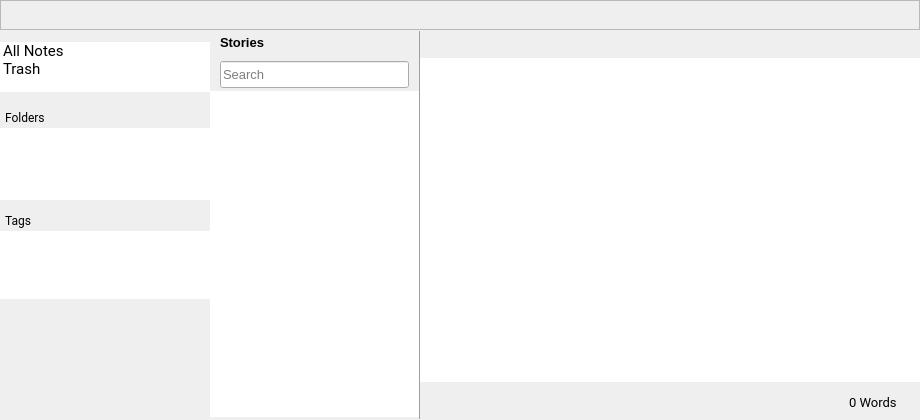
theshadowx/notes, file src/mainwindow.ui: the form before one commit.
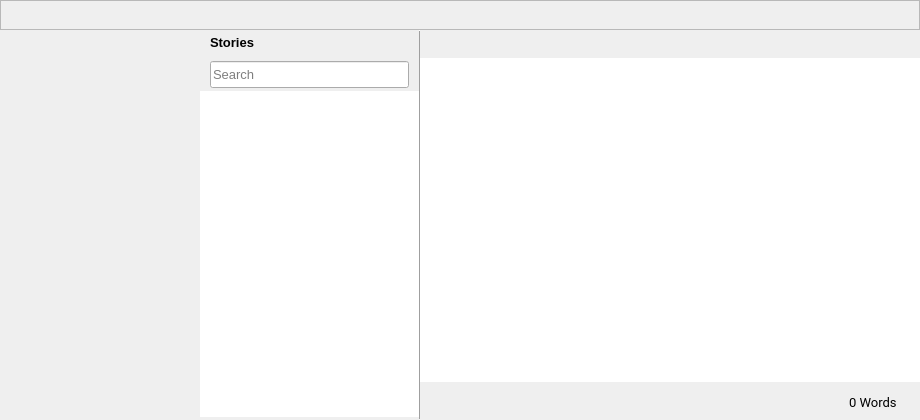
The form after the commit. Custom widgets are drawn as their Qt base class.

Commit message: Moving folder/tags models/view functions to FolderTagWidget

What changed in the file:
```diff
--- a/src/mainwindow.ui
+++ b/src/mainwindow.ui
@@ -273,7 +273,7 @@
       <property name="handleWidth">
        <number>0</number>
       </property>
-      <widget class="QFrame" name="frameFolderTag">
+      <widget class="FolderTagWidget" name="folderTagWidget" native="true">
        <property name="sizePolicy">
         <sizepolicy hsizetype="Expanding" vsizetype="Expanding">
          <horstretch>0</horstretch>
@@ -282,695 +282,10 @@
        </property>
        <property name="minimumSize">
         <size>
-         <width>0</width>
+         <width>200</width>
          <height>0</height>
         </size>
        </property>
-       <property name="frameShape">
-        <enum>QFrame::NoFrame</enum>
-       </property>
-       <property name="frameShadow">
-        <enum>QFrame::Raised</enum>
-       </property>
-       <layout class="QGridLayout" name="gridLayout_5">
-        <property name="leftMargin">
-         <number>0</number>
-        </property>
-        <property name="topMargin">
-         <number>0</number>
-        </property>
-        <property name="rightMargin">
-         <number>0</number>
-        </property>
-        <property name="bottomMargin">
-         <number>0</number>
-        </property>
-        <property name="spacing">
-         <number>0</number>
-        </property>
-        <item row="1" column="0">
-         <widget class="QScrollArea" name="scrollAreaFolderTag">
-          <property name="sizePolicy">
-           <sizepolicy hsizetype="Expanding" vsizetype="Minimum">
-            <horstretch>0</horstretch>
-            <verstretch>0</verstretch>
-           </sizepolicy>
-          </property>
-          <property name="frameShape">
-           <enum>QFrame::NoFrame</enum>
-          </property>
-          <property name="verticalScrollBarPolicy">
-           <enum>Qt::ScrollBarAsNeeded</enum>
-          </property>
-          <property name="sizeAdjustPolicy">
-           <enum>QAbstractScrollArea::AdjustIgnored</enum>
-          </property>
-          <property name="widgetResizable">
-           <bool>true</bool>
-          </property>
-          <widget class="QWidget" name="scrollAreaWidgetContents">
-           <property name="geometry">
-            <rect>
-             <x>0</x>
-             <y>0</y>
-             <width>210</width>
-             <height>390</height>
-            </rect>
-           </property>
-           <property name="sizePolicy">
-            <sizepolicy hsizetype="Expanding" vsizetype="Expanding">
-             <horstretch>0</horstretch>
-             <verstretch>0</verstretch>
-            </sizepolicy>
-           </property>
-           <layout class="QGridLayout" name="gridLayout_4">
-            <property name="leftMargin">
-             <number>0</number>
-            </property>
-            <property name="topMargin">
-             <number>12</number>
-            </property>
-            <property name="rightMargin">
-             <number>0</number>
-            </property>
-            <property name="bottomMargin">
-             <number>0</number>
-            </property>
-            <item row="0" column="0">
-             <widget class="QFrame" name="frameFolderPortview">
-              <property name="minimumSize">
-               <size>
-                <width>0</width>
-                <height>0</height>
-               </size>
-              </property>
-              <property name="frameShape">
-               <enum>QFrame::NoFrame</enum>
-              </property>
-              <property name="frameShadow">
-               <enum>QFrame::Raised</enum>
-              </property>
-              <layout class="QVBoxLayout" name="verticalLayout">
-               <property name="spacing">
-                <number>0</number>
-               </property>
-               <property name="leftMargin">
-                <number>0</number>
-               </property>
-               <property name="topMargin">
-                <number>0</number>
-               </property>
-               <property name="rightMargin">
-                <number>0</number>
-               </property>
-               <property name="bottomMargin">
-                <number>0</number>
-               </property>
-               <item>
-                <widget class="QListWidget" name="generalListW">
-                 <property name="sizePolicy">
-                  <sizepolicy hsizetype="Expanding" vsizetype="Fixed">
-                   <horstretch>0</horstretch>
-                   <verstretch>0</verstretch>
-                  </sizepolicy>
-                 </property>
-                 <property name="minimumSize">
-                  <size>
-                   <width>0</width>
-                   <height>50</height>
-                  </size>
-                 </property>
-                 <property name="maximumSize">
-                  <size>
-                   <width>16777215</width>
-                   <height>50</height>
-                  </size>
-                 </property>
-                 <property name="font">
-                  <font>
-                   <family>Roboto</family>
-                   <pointsize>11</pointsize>
-                  </font>
-                 </property>
-                 <property name="styleSheet">
-                  <string notr="true"/>
-                 </property>
-                 <property name="frameShape">
-                  <enum>QFrame::NoFrame</enum>
-                 </property>
-                 <property name="verticalScrollBarPolicy">
-                  <enum>Qt::ScrollBarAlwaysOff</enum>
-                 </property>
-                 <property name="horizontalScrollBarPolicy">
-                  <enum>Qt::ScrollBarAlwaysOff</enum>
-                 </property>
-                 <property name="autoScroll">
-                  <bool>false</bool>
-                 </property>
-                 <property name="editTriggers">
-                  <set>QAbstractItemView::NoEditTriggers</set>
-                 </property>
-                 <property name="showDropIndicator" stdset="0">
-                  <bool>false</bool>
-                 </property>
-                 <property name="dragEnabled">
-                  <bool>false</bool>
-                 </property>
-                 <property name="dragDropOverwriteMode">
-                  <bool>false</bool>
-                 </property>
-                 <property name="dragDropMode">
-                  <enum>QAbstractItemView::NoDragDrop</enum>
-                 </property>
-                 <property name="defaultDropAction">
-                  <enum>Qt::IgnoreAction</enum>
-                 </property>
-                 <property name="verticalScrollMode">
-                  <enum>QAbstractItemView::ScrollPerPixel</enum>
-                 </property>
-                 <property name="resizeMode">
-                  <enum>QListView::Fixed</enum>
-                 </property>
-                 <property name="layoutMode">
-                  <enum>QListView::Batched</enum>
-                 </property>
-                 <item>
-                  <property name="text">
-                   <string>All Notes</string>
-                  </property>
-                 </item>
-                 <item>
-                  <property name="text">
-                   <string>Trash</string>
-                  </property>
-                 </item>
-                </widget>
-               </item>
-               <item>
-                <spacer name="vSpacerGenFolder">
-                 <property name="orientation">
-                  <enum>Qt::Vertical</enum>
-                 </property>
-                 <property name="sizeType">
-                  <enum>QSizePolicy::Fixed</enum>
-                 </property>
-                 <property name="sizeHint" stdset="0">
-                  <size>
-                   <width>20</width>
-                   <height>15</height>
-                  </size>
-                 </property>
-                </spacer>
-               </item>
-               <item>
-                <widget class="QFrame" name="frameFolder">
-                 <property name="sizePolicy">
-                  <sizepolicy hsizetype="Preferred" vsizetype="Minimum">
-                   <horstretch>0</horstretch>
-                   <verstretch>0</verstretch>
-                  </sizepolicy>
-                 </property>
-                 <property name="minimumSize">
-                  <size>
-                   <width>0</width>
-                   <height>21</height>
-                  </size>
-                 </property>
-                 <property name="frameShape">
-                  <enum>QFrame::NoFrame</enum>
-                 </property>
-                 <property name="frameShadow">
-                  <enum>QFrame::Raised</enum>
-                 </property>
-                 <layout class="QHBoxLayout" name="horizontalLayout_5">
-                  <property name="spacing">
-                   <number>0</number>
-                  </property>
-                  <property name="leftMargin">
-                   <number>0</number>
-                  </property>
-                  <property name="topMargin">
-                   <number>0</number>
-                  </property>
-                  <property name="rightMargin">
-                   <number>5</number>
-                  </property>
-                  <property name="bottomMargin">
-                   <number>0</number>
-                  </property>
-                  <item>
-                   <widget class="QLabel" name="folderLabel">
-                    <property name="sizePolicy">
-                     <sizepolicy hsizetype="Preferred" vsizetype="Fixed">
-                      <horstretch>0</horstretch>
-                      <verstretch>21</verstretch>
-                     </sizepolicy>
-                    </property>
-                    <property name="minimumSize">
-                     <size>
-                      <width>0</width>
-                      <height>21</height>
-                     </size>
-                    </property>
-                    <property name="maximumSize">
-                     <size>
-                      <width>60</width>
-                      <height>16777215</height>
-                     </size>
-                    </property>
-                    <property name="font">
-                     <font>
-                      <family>Roboto</family>
-                      <pointsize>9</pointsize>
-                      <weight>50</weight>
-                      <bold>false</bold>
-                     </font>
-                    </property>
-                    <property name="text">
-                     <string>Folders</string>
-                    </property>
-                    <property name="indent">
-                     <number>5</number>
-                    </property>
-                   </widget>
-                  </item>
-                  <item>
-                   <spacer name="horizontalSpacer_4">
-                    <property name="orientation">
-                     <enum>Qt::Horizontal</enum>
-                    </property>
-                    <property name="sizeType">
-                     <enum>QSizePolicy::Expanding</enum>
-                    </property>
-                    <property name="sizeHint" stdset="0">
-                     <size>
-                      <width>40</width>
-                      <height>20</height>
-                     </size>
-                    </property>
-                   </spacer>
-                  </item>
-                  <item>
-                   <widget class="QPushButton" name="addRootFolderButton">
-                    <property name="minimumSize">
-                     <size>
-                      <width>18</width>
-                      <height>18</height>
-                     </size>
-                    </property>
-                    <property name="maximumSize">
-                     <size>
-                      <width>18</width>
-                      <height>18</height>
-                     </size>
-                    </property>
-                    <property name="cursor">
-                     <cursorShape>PointingHandCursor</cursorShape>
-                    </property>
-                    <property name="text">
-                     <string/>
-                    </property>
-                    <property name="iconSize">
-                     <size>
-                      <width>12</width>
-                      <height>12</height>
-                     </size>
-                    </property>
-                    <property name="flat">
-                     <bool>true</bool>
-                    </property>
-                   </widget>
-                  </item>
-                  <item>
-                   <widget class="QPushButton" name="delRootFolderButton">
-                    <property name="minimumSize">
-                     <size>
-                      <width>18</width>
-                      <height>18</height>
-                     </size>
-                    </property>
-                    <property name="maximumSize">
-                     <size>
-                      <width>18</width>
-                      <height>18</height>
-                     </size>
-                    </property>
-                    <property name="cursor">
-                     <cursorShape>PointingHandCursor</cursorShape>
-                    </property>
-                    <property name="text">
-                     <string/>
-                    </property>
-                    <property name="iconSize">
-                     <size>
-                      <width>12</width>
-                      <height>12</height>
-                     </size>
-                    </property>
-                    <property name="flat">
-                     <bool>true</bool>
-                    </property>
-                   </widget>
-                  </item>
-                 </layout>
-                </widget>
-               </item>
-               <item>
-                <widget class="QTreeView" name="folderTree">
-                 <property name="sizePolicy">
-                  <sizepolicy hsizetype="Expanding" vsizetype="Fixed">
-                   <horstretch>0</horstretch>
-                   <verstretch>0</verstretch>
-                  </sizepolicy>
-                 </property>
-                 <property name="font">
-                  <font>
-                   <family>Roboto</family>
-                   <pointsize>11</pointsize>
-                  </font>
-                 </property>
-                 <property name="mouseTracking">
-                  <bool>true</bool>
-                 </property>
-                 <property name="frameShape">
-                  <enum>QFrame::NoFrame</enum>
-                 </property>
-                 <property name="verticalScrollBarPolicy">
-                  <enum>Qt::ScrollBarAlwaysOff</enum>
-                 </property>
-                 <property name="horizontalScrollBarPolicy">
-                  <enum>Qt::ScrollBarAlwaysOff</enum>
-                 </property>
-                 <property name="sizeAdjustPolicy">
-                  <enum>QAbstractScrollArea::AdjustToContents</enum>
-                 </property>
-                 <property name="autoScroll">
-                  <bool>true</bool>
-                 </property>
-                 <property name="editTriggers">
-                  <set>QAbstractItemView::DoubleClicked|QAbstractItemView::EditKeyPressed</set>
-                 </property>
-                 <property name="tabKeyNavigation">
-                  <bool>false</bool>
-                 </property>
-                 <property name="verticalScrollMode">
-                  <enum>QAbstractItemView::ScrollPerPixel</enum>
-                 </property>
-                 <property name="horizontalScrollMode">
-                  <enum>QAbstractItemView::ScrollPerItem</enum>
-                 </property>
-                 <property name="indentation">
-                  <number>16</number>
-                 </property>
-                 <property name="uniformRowHeights">
-                  <bool>true</bool>
-                 </property>
-                 <property name="animated">
-                  <bool>true</bool>
-                 </property>
-                 <property name="expandsOnDoubleClick">
-                  <bool>false</bool>
-                 </property>
-                 <attribute name="headerVisible">
-                  <bool>false</bool>
-                 </attribute>
-                 <attribute name="headerDefaultSectionSize">
-                  <number>35</number>
-                 </attribute>
-                 <attribute name="headerMinimumSectionSize">
-                  <number>35</number>
-                 </attribute>
-                 <attribute name="headerStretchLastSection">
-                  <bool>true</bool>
-                 </attribute>
-                </widget>
-               </item>
-               <item>
-                <spacer name="vSpacerTagFolder">
-                 <property name="orientation">
-                  <enum>Qt::Vertical</enum>
-                 </property>
-                 <property name="sizeType">
-                  <enum>QSizePolicy::Fixed</enum>
-                 </property>
-                 <property name="sizeHint" stdset="0">
-                  <size>
-                   <width>20</width>
-                   <height>10</height>
-                  </size>
-                 </property>
-                </spacer>
-               </item>
-               <item>
-                <widget class="QFrame" name="frameTag">
-                 <property name="sizePolicy">
-                  <sizepolicy hsizetype="Preferred" vsizetype="Minimum">
-                   <horstretch>0</horstretch>
-                   <verstretch>0</verstretch>
-                  </sizepolicy>
-                 </property>
-                 <property name="minimumSize">
-                  <size>
-                   <width>0</width>
-                   <height>21</height>
-                  </size>
-                 </property>
-                 <property name="frameShape">
-                  <enum>QFrame::NoFrame</enum>
-                 </property>
-                 <property name="frameShadow">
-                  <enum>QFrame::Raised</enum>
-                 </property>
-                 <layout class="QHBoxLayout" name="horizontalLayout_6">
-                  <property name="spacing">
-                   <number>0</number>
-                  </property>
-                  <property name="leftMargin">
-                   <number>0</number>
-                  </property>
-                  <property name="topMargin">
-                   <number>0</number>
-                  </property>
-                  <property name="rightMargin">
-                   <number>5</number>
-                  </property>
-                  <property name="bottomMargin">
-                   <number>0</number>
-                  </property>
-                  <item>
-                   <widget class="QLabel" name="tagLabel">
-                    <property name="sizePolicy">
-                     <sizepolicy hsizetype="Preferred" vsizetype="Fixed">
-                      <horstretch>0</horstretch>
-                      <verstretch>21</verstretch>
-                     </sizepolicy>
-                    </property>
-                    <property name="minimumSize">
-                     <size>
-                      <width>0</width>
-                      <height>21</height>
-                     </size>
-                    </property>
-                    <property name="maximumSize">
-                     <size>
-                      <width>60</width>
-                      <height>16777215</height>
-                     </size>
-                    </property>
-                    <property name="font">
-                     <font>
-                      <family>Roboto</family>
-                      <pointsize>9</pointsize>
-                      <weight>50</weight>
-                      <bold>false</bold>
-                     </font>
-                    </property>
-                    <property name="text">
-                     <string>Tags</string>
-                    </property>
-                    <property name="indent">
-                     <number>5</number>
-                    </property>
-                   </widget>
-                  </item>
-                  <item>
-                   <spacer name="horizontalSpacer_5">
-                    <property name="orientation">
-                     <enum>Qt::Horizontal</enum>
-                    </property>
-                    <property name="sizeType">
-                     <enum>QSizePolicy::Expanding</enum>
-                    </property>
-                    <property name="sizeHint" stdset="0">
-                     <size>
-                      <width>140</width>
-                      <height>18</height>
-                     </size>
-                    </property>
-                   </spacer>
-                  </item>
-                  <item>
-                   <widget class="QPushButton" name="clearSelectionButton">
-                    <property name="minimumSize">
-                     <size>
-                      <width>18</width>
-                      <height>18</height>
-                     </size>
-                    </property>
-                    <property name="maximumSize">
-                     <size>
-                      <width>18</width>
-                      <height>18</height>
-                     </size>
-                    </property>
-                    <property name="cursor">
-                     <cursorShape>PointingHandCursor</cursorShape>
-                    </property>
-                    <property name="text">
-                     <string/>
-                    </property>
-                    <property name="iconSize">
-                     <size>
-                      <width>12</width>
-                      <height>12</height>
-                     </size>
-                    </property>
-                    <property name="flat">
-                     <bool>true</bool>
-                    </property>
-                   </widget>
-                  </item>
-                  <item>
-                   <widget class="QPushButton" name="newTagButton">
-                    <property name="minimumSize">
-                     <size>
-                      <width>18</width>
-                      <height>18</height>
-                     </size>
-                    </property>
-                    <property name="maximumSize">
-                     <size>
-                      <width>18</width>
-                      <height>18</height>
-                     </size>
-                    </property>
-                    <property name="cursor">
-                     <cursorShape>PointingHandCursor</cursorShape>
-                    </property>
-                    <property name="text">
-                     <string/>
-                    </property>
-                    <property name="iconSize">
-                     <size>
-                      <width>12</width>
-                      <height>12</height>
-                     </size>
-                    </property>
-                    <property name="flat">
-                     <bool>true</bool>
-                    </property>
-                   </widget>
-                  </item>
-                  <item>
-                   <widget class="QPushButton" name="deleteTagButton">
-                    <property name="minimumSize">
-                     <size>
-                      <width>18</width>
-                      <height>18</height>
-                     </size>
-                    </property>
-                    <property name="maximumSize">
-                     <size>
-                      <width>18</width>
-                      <height>18</height>
-                     </size>
-                    </property>
-                    <property name="cursor">
-                     <cursorShape>PointingHandCursor</cursorShape>
-                    </property>
-                    <property name="text">
-                     <string/>
-                    </property>
-                    <property name="iconSize">
-                     <size>
-                      <width>12</width>
-                      <height>12</height>
-                     </size>
-                    </property>
-                    <property name="flat">
-                     <bool>true</bool>
-                    </property>
-                   </widget>
-                  </item>
-                 </layout>
-                </widget>
-               </item>
-               <item>
-                <widget class="QListView" name="tagListView">
-                 <property name="sizePolicy">
-                  <sizepolicy hsizetype="Expanding" vsizetype="Fixed">
-                   <horstretch>0</horstretch>
-                   <verstretch>0</verstretch>
-                  </sizepolicy>
-                 </property>
-                 <property name="frameShape">
-                  <enum>QFrame::NoFrame</enum>
-                 </property>
-                 <property name="verticalScrollBarPolicy">
-                  <enum>Qt::ScrollBarAlwaysOff</enum>
-                 </property>
-                 <property name="horizontalScrollBarPolicy">
-                  <enum>Qt::ScrollBarAlwaysOff</enum>
-                 </property>
-                 <property name="sizeAdjustPolicy">
-                  <enum>QAbstractScrollArea::AdjustToContents</enum>
-                 </property>
-                 <property name="showDropIndicator" stdset="0">
-                  <bool>false</bool>
-                 </property>
-                 <property name="selectionMode">
-                  <enum>QAbstractItemView::MultiSelection</enum>
-                 </property>
-                 <property name="selectionBehavior">
-                  <enum>QAbstractItemView::SelectRows</enum>
-                 </property>
-                 <property name="verticalScrollMode">
-                  <enum>QAbstractItemView::ScrollPerPixel</enum>
-                 </property>
-                 <property name="uniformItemSizes">
-                  <bool>true</bool>
-                 </property>
-                </widget>
-               </item>
-               <item>
-                <spacer name="verticalSpacer">
-                 <property name="orientation">
-                  <enum>Qt::Vertical</enum>
-                 </property>
-                 <property name="sizeHint" stdset="0">
-                  <size>
-                   <width>20</width>
-                   <height>40</height>
-                  </size>
-                 </property>
-                </spacer>
-               </item>
-              </layout>
-              <zorder>generalListW</zorder>
-              <zorder>vSpacerGenFolder</zorder>
-              <zorder>frameFolder</zorder>
-              <zorder>folderTree</zorder>
-              <zorder>vSpacerTagFolder</zorder>
-              <zorder>frameTag</zorder>
-              <zorder>tagListView</zorder>
-              <zorder>verticalSpacer</zorder>
-             </widget>
-            </item>
-           </layout>
-          </widget>
-         </widget>
-        </item>
-       </layout>
       </widget>
       <widget class="QFrame" name="frameLeft">
        <property name="minimumSize">
@@ -1651,6 +966,12 @@
    <extends>QListView</extends>
    <header>noteview.h</header>
   </customwidget>
+  <customwidget>
+   <class>FolderTagWidget</class>
+   <extends>QWidget</extends>
+   <header>foldertagwidget.h</header>
+   <container>1</container>
+  </customwidget>
  </customwidgets>
  <resources/>
  <connections/>
```
The commit also changes 5 other files.
